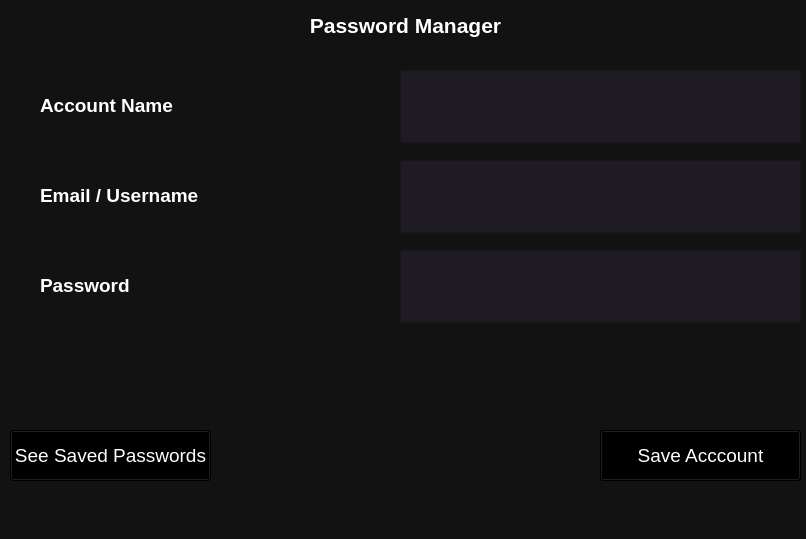
The window that passwordmanager.ui (Shubham-Vasnik/PasswordManager) describes before a commit, drawn with Qt 5.
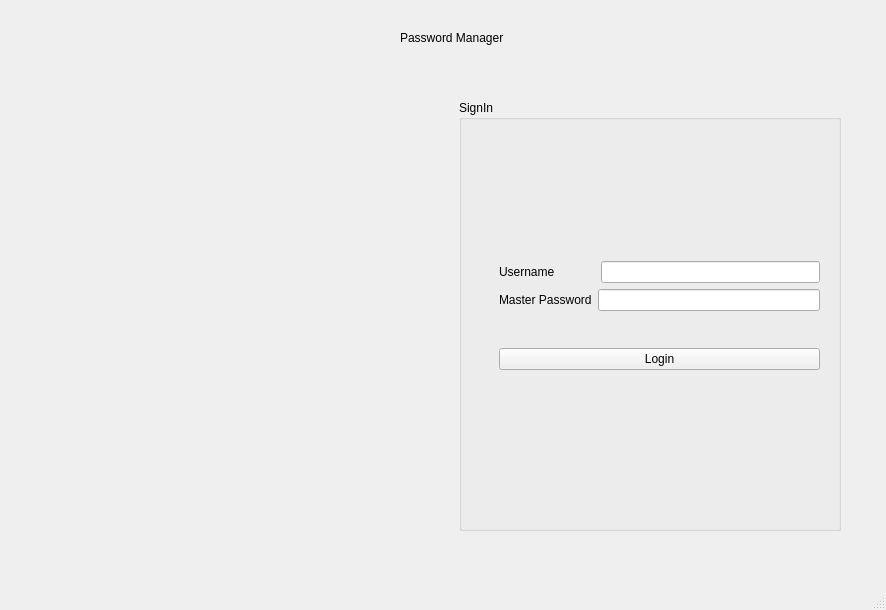
The same window after the commit.

```diff
--- a/passwordmanager.ui
+++ b/passwordmanager.ui
@@ -6,258 +6,126 @@
    <rect>
     <x>0</x>
     <y>0</y>
-    <width>806</width>
-    <height>539</height>
+    <width>886</width>
+    <height>610</height>
    </rect>
   </property>
   <property name="windowTitle">
    <string>PasswordManager</string>
   </property>
   <property name="styleSheet">
-   <string notr="true">background-color: #121212;
-</string>
+   <string notr="true"/>
   </property>
   <widget class="QWidget" name="centralwidget">
-   <widget class="QWidget" name="gridLayoutWidget_3">
-    <property name="geometry">
-     <rect>
-      <x>400</x>
-      <y>250</y>
-      <width>401</width>
-      <height>73</height>
-     </rect>
-    </property>
-    <layout class="QGridLayout" name="gridLayout_3">
-     <item row="0" column="0">
-      <widget class="QPlainTextEdit" name="Password">
-       <property name="sizePolicy">
-        <sizepolicy hsizetype="Preferred" vsizetype="Preferred">
-         <horstretch>0</horstretch>
-         <verstretch>0</verstretch>
-        </sizepolicy>
-       </property>
-       <property name="font">
-        <font>
-         <family>Arial</family>
-         <pointsize>14</pointsize>
-        </font>
-       </property>
-       <property name="styleSheet">
-        <string notr="true">background-color: #1F1B24 ;
-color:#FFFFFF;</string>
-       </property>
-      </widget>
-     </item>
-    </layout>
-   </widget>
-   <widget class="QLabel" name="label">
-    <property name="geometry">
-     <rect>
-      <x>40</x>
-      <y>80</y>
-      <width>351</width>
-      <height>51</height>
-     </rect>
-    </property>
-    <property name="font">
-     <font>
-      <family>Arial</family>
-      <pointsize>14</pointsize>
-      <weight>75</weight>
-      <bold>true</bold>
-     </font>
-    </property>
-    <property name="styleSheet">
-     <string notr="true">color:#FFFFFF</string>
-    </property>
-    <property name="text">
-     <string>Account Name</string>
-    </property>
-   </widget>
-   <widget class="QLabel" name="label_2">
-    <property name="geometry">
-     <rect>
-      <x>40</x>
-      <y>170</y>
-      <width>351</width>
-      <height>51</height>
-     </rect>
-    </property>
-    <property name="font">
-     <font>
-      <family>Arial</family>
-      <pointsize>14</pointsize>
-      <weight>75</weight>
-      <bold>true</bold>
-     </font>
-    </property>
-    <property name="styleSheet">
-     <string notr="true">color:#FFFFFF</string>
-    </property>
-    <property name="text">
-     <string>Email / Username</string>
-    </property>
-   </widget>
-   <widget class="QLabel" name="label_3">
-    <property name="geometry">
-     <rect>
-      <x>40</x>
-      <y>260</y>
-      <width>351</width>
-      <height>51</height>
-     </rect>
-    </property>
-    <property name="font">
-     <font>
-      <family>Arial</family>
-      <pointsize>14</pointsize>
-      <weight>75</weight>
-      <bold>true</bold>
-     </font>
-    </property>
-    <property name="styleSheet">
-     <string notr="true">color:#FFFFFF</string>
-    </property>
-    <property name="text">
-     <string>Password</string>
-    </property>
-   </widget>
-   <widget class="QWidget" name="gridLayoutWidget_4">
-    <property name="geometry">
-     <rect>
-      <x>400</x>
-      <y>160</y>
-      <width>401</width>
-      <height>73</height>
-     </rect>
-    </property>
-    <layout class="QGridLayout" name="gridLayout_4">
-     <item row="0" column="0">
-      <widget class="QPlainTextEdit" name="Email">
-       <property name="sizePolicy">
-        <sizepolicy hsizetype="Preferred" vsizetype="Preferred">
-         <horstretch>0</horstretch>
-         <verstretch>0</verstretch>
-        </sizepolicy>
-       </property>
-       <property name="font">
-        <font>
-         <family>Arial</family>
-         <pointsize>14</pointsize>
-        </font>
-       </property>
-       <property name="styleSheet">
-        <string notr="true">background-color: #1F1B24 ;
-color:#FFFFFF;</string>
-       </property>
-      </widget>
-     </item>
-    </layout>
-   </widget>
-   <widget class="QWidget" name="gridLayoutWidget_5">
-    <property name="geometry">
-     <rect>
-      <x>400</x>
-      <y>70</y>
-      <width>401</width>
-      <height>73</height>
-     </rect>
-    </property>
-    <layout class="QGridLayout" name="gridLayout_5">
-     <item row="0" column="0">
-      <widget class="QPlainTextEdit" name="AccountName">
-       <property name="sizePolicy">
-        <sizepolicy hsizetype="Preferred" vsizetype="Preferred">
-         <horstretch>0</horstretch>
-         <verstretch>0</verstretch>
-        </sizepolicy>
-       </property>
-       <property name="font">
-        <font>
-         <family>Arial</family>
-         <pointsize>14</pointsize>
-        </font>
-       </property>
-       <property name="styleSheet">
-        <string notr="true">background-color: #1F1B24 ;
-color:#FFFFFF;</string>
-       </property>
-      </widget>
-     </item>
-    </layout>
-   </widget>
-   <widget class="QPushButton" name="SaveAccountBtn">
-    <property name="geometry">
-     <rect>
-      <x>600</x>
-      <y>430</y>
-      <width>201</width>
-      <height>51</height>
-     </rect>
-    </property>
-    <property name="font">
-     <font>
-      <family>Arial</family>
-      <pointsize>14</pointsize>
-     </font>
-    </property>
-    <property name="styleSheet">
-     <string notr="true">color:#FFFFFF;
-background-color:#000000;</string>
-    </property>
-    <property name="text">
-     <string>Save Acccount</string>
-    </property>
-   </widget>
-   <widget class="QPushButton" name="pushButton_2">
-    <property name="geometry">
-     <rect>
-      <x>10</x>
-      <y>430</y>
-      <width>201</width>
-      <height>51</height>
-     </rect>
-    </property>
-    <property name="font">
-     <font>
-      <family>Arial</family>
-      <pointsize>14</pointsize>
-     </font>
-    </property>
-    <property name="styleSheet">
-     <string notr="true">color:#FFFFFF;
-background-color:#000000;</string>
-    </property>
-    <property name="text">
-     <string>See Saved Passwords</string>
-    </property>
-   </widget>
    <widget class="QLabel" name="label_4">
     <property name="geometry">
      <rect>
-      <x>230</x>
-      <y>0</y>
-      <width>351</width>
-      <height>51</height>
+      <x>400</x>
+      <y>30</y>
+      <width>109</width>
+      <height>16</height>
      </rect>
     </property>
-    <property name="font">
-     <font>
-      <family>Arial</family>
-      <pointsize>16</pointsize>
-      <weight>75</weight>
-      <bold>true</bold>
-     </font>
-    </property>
-    <property name="styleSheet">
-     <string notr="true">color:#FFFFFF</string>
-    </property>
     <property name="text">
      <string>Password Manager</string>
     </property>
-    <property name="alignment">
-     <set>Qt::AlignCenter</set>
+   </widget>
+   <widget class="QWidget" name="layoutWidget">
+    <property name="geometry">
+     <rect>
+      <x>70</x>
+      <y>100</y>
+      <width>771</width>
+      <height>431</height>
+     </rect>
     </property>
+    <layout class="QHBoxLayout" name="horizontalLayout_3">
+     <item>
+      <widget class="QLabel" name="img">
+       <property name="text">
+        <string/>
+       </property>
+      </widget>
+     </item>
+     <item>
+      <widget class="QGroupBox" name="groupBox">
+       <property name="title">
+        <string>SignIn</string>
+       </property>
+       <widget class="QWidget" name="layoutWidget">
+        <property name="geometry">
+         <rect>
+          <x>40</x>
+          <y>130</y>
+          <width>321</width>
+          <height>171</height>
+         </rect>
+        </property>
+        <layout class="QVBoxLayout" name="verticalLayout_2">
+         <item>
+          <layout class="QVBoxLayout" name="verticalLayout">
+           <item>
+            <layout class="QHBoxLayout" name="horizontalLayout">
+             <item>
+              <widget class="QLabel" name="label">
+               <property name="text">
+                <string>Username</string>
+               </property>
+              </widget>
+             </item>
+             <item>
+              <spacer name="horizontalSpacer">
+               <property name="orientation">
+                <enum>Qt::Horizontal</enum>
+               </property>
+               <property name="sizeType">
+                <enum>QSizePolicy::Maximum</enum>
+               </property>
+               <property name="sizeHint" stdset="0">
+                <size>
+                 <width>40</width>
+                 <height>20</height>
+                </size>
+               </property>
+              </spacer>
+             </item>
+             <item>
+              <widget class="QLineEdit" name="UserName"/>
+             </item>
+            </layout>
+           </item>
+           <item>
+            <layout class="QHBoxLayout" name="horizontalLayout_2">
+             <item>
+              <widget class="QLabel" name="label_2">
+               <property name="text">
+                <string>Master Password</string>
+               </property>
+              </widget>
+             </item>
+             <item>
+              <widget class="QLineEdit" name="Password">
+               <property name="echoMode">
+                <enum>QLineEdit::Password</enum>
+               </property>
+              </widget>
+             </item>
+            </layout>
+           </item>
+          </layout>
+         </item>
+         <item>
+          <widget class="QPushButton" name="pushButton">
+           <property name="text">
+            <string>Login</string>
+           </property>
+          </widget>
+         </item>
+        </layout>
+       </widget>
+      </widget>
+     </item>
+    </layout>
    </widget>
   </widget>
   <widget class="QMenuBar" name="menubar">
```
Left out of the diff: 2 changed lines with no effect on the pictures.
